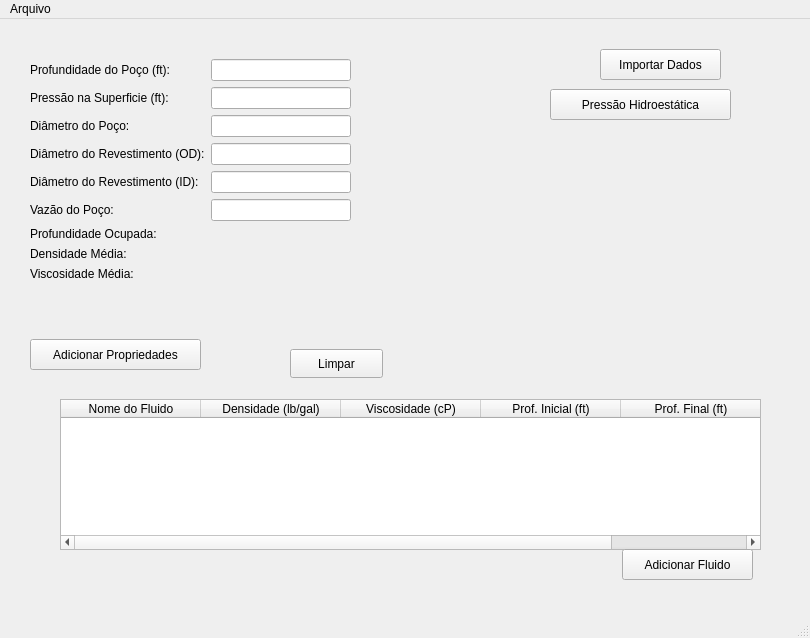
First picture: the form in src-v2/mainwindow.ui, repository ldsc/ProjetoEngenharia-SoftwareEducacionalParaAnaliseESolucaoDeProblemasEmEngenhariaDePoco, before the edit.
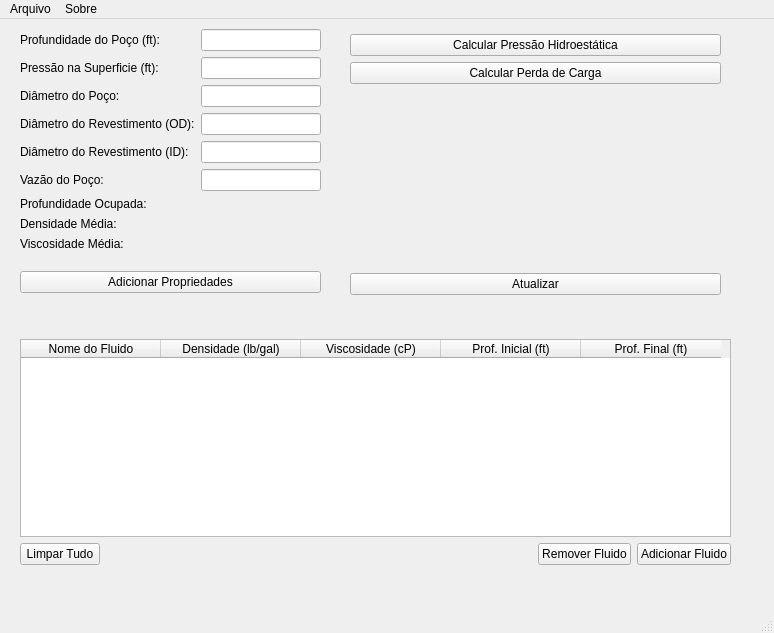
Second picture: the form after the edit.

```diff
--- a/src-v2/mainwindow.ui
+++ b/src-v2/mainwindow.ui
@@ -6,36 +6,26 @@
    <rect>
     <x>0</x>
     <y>0</y>
-    <width>810</width>
-    <height>638</height>
+    <width>774</width>
+    <height>633</height>
    </rect>
   </property>
   <property name="windowTitle">
    <string>MainWindow</string>
   </property>
   <widget class="QWidget" name="centralwidget">
-   <widget class="QPushButton" name="BntImportarDados">
+   <widget class="QWidget" name="layoutWidget">
     <property name="geometry">
      <rect>
-      <x>600</x>
-      <y>30</y>
-      <width>121</width>
-      <height>31</height>
+      <x>20</x>
+      <y>320</y>
+      <width>711</width>
+      <height>226</height>
      </rect>
     </property>
-    <property name="text">
-     <string>Importar Dados</string>
-    </property>
-   </widget>
+    <layout class="QVBoxLayout" name="verticalLayout">
+     <item>
    <widget class="QTableWidget" name="tblFluidos">
-    <property name="geometry">
-     <rect>
-      <x>60</x>
-      <y>380</y>
-      <width>701</width>
-      <height>151</height>
-     </rect>
-    </property>
     <attribute name="horizontalHeaderDefaultSectionSize">
      <number>140</number>
     </attribute>
@@ -65,28 +55,58 @@
      </property>
     </column>
    </widget>
-   <widget class="QPushButton" name="btnAdicionarPropriedades">
-    <property name="geometry">
-     <rect>
-      <x>30</x>
-      <y>320</y>
-      <width>171</width>
-      <height>31</height>
-     </rect>
-    </property>
+     </item>
+     <item>
+      <layout class="QHBoxLayout" name="horizontalLayout">
+       <item>
+        <widget class="QPushButton" name="btnLimparPropriedadesPoco">
+         <property name="text">
+          <string>Limpar Tudo</string>
+         </property>
+        </widget>
+       </item>
+       <item>
+        <spacer name="horizontalSpacer">
+         <property name="orientation">
+          <enum>Qt::Orientation::Horizontal</enum>
+         </property>
+         <property name="sizeHint" stdset="0">
+          <size>
+           <width>40</width>
+           <height>20</height>
+          </size>
+         </property>
+        </spacer>
+       </item>
+       <item>
+        <widget class="QPushButton" name="bntRemoverFluido">
     <property name="text">
-     <string>Adicionar Propriedades</string>
-    </property>
-   </widget>
-   <widget class="QWidget" name="formLayoutWidget">
+          <string>Remover Fluido</string>
+         </property>
+        </widget>
+       </item>
+       <item>
+        <widget class="QPushButton" name="btnAdicionarFluido">
+         <property name="text">
+          <string>Adicionar Fluido</string>
+         </property>
+        </widget>
+       </item>
+      </layout>
+     </item>
+    </layout>
+   </widget>
+   <widget class="QWidget" name="layoutWidget">
     <property name="geometry">
      <rect>
-      <x>30</x>
-      <y>40</y>
-      <width>321</width>
-      <height>274</height>
+      <x>20</x>
+      <y>10</y>
+      <width>301</width>
+      <height>264</height>
      </rect>
     </property>
+    <layout class="QVBoxLayout" name="verticalLayout_2">
+     <item>
     <layout class="QFormLayout" name="formLayout">
      <item row="0" column="0">
       <widget class="QLabel" name="lbnTituloProfundidadePoco">
@@ -191,45 +211,65 @@
       </widget>
      </item>
     </layout>
-   </widget>
+     </item>
+     <item>
+      <layout class="QHBoxLayout" name="horizontalLayout_2">
+       <item>
+        <widget class="QPushButton" name="btnAdicionarPropriedades">
+         <property name="text">
+          <string>Adicionar Propriedades</string>
+         </property>
+        </widget>
+       </item>
+      </layout>
+     </item>
+    </layout>
+   </widget>
+   <widget class="QWidget" name="">
+    <property name="geometry">
+     <rect>
+      <x>350</x>
+      <y>15</y>
+      <width>371</width>
+      <height>261</height>
+     </rect>
+    </property>
+    <layout class="QVBoxLayout" name="verticalLayout_3">
+     <item>
    <widget class="QPushButton" name="btnPressaoHidroesttica">
-    <property name="geometry">
-     <rect>
-      <x>550</x>
-      <y>70</y>
-      <width>181</width>
-      <height>31</height>
-     </rect>
-    </property>
     <property name="text">
-     <string>Pressão Hidroestática</string>
-    </property>
-   </widget>
-   <widget class="QPushButton" name="btnLimparPropriedadesPoco">
-    <property name="geometry">
-     <rect>
-      <x>290</x>
-      <y>330</y>
-      <width>93</width>
-      <height>29</height>
-     </rect>
-    </property>
+        <string>Calcular Pressão Hidroestática</string>
+       </property>
+      </widget>
+     </item>
+     <item>
+      <widget class="QPushButton" name="btnCalcularPerdaCarga">
     <property name="text">
-     <string>Limpar</string>
-    </property>
-   </widget>
-   <widget class="QPushButton" name="btnAdicionarFluido">
-    <property name="geometry">
-     <rect>
-      <x>622</x>
-      <y>530</y>
-      <width>131</width>
-      <height>31</height>
-     </rect>
-    </property>
+        <string>Calcular Perda de Carga</string>
+       </property>
+      </widget>
+     </item>
+     <item>
+      <spacer name="verticalSpacer">
+       <property name="orientation">
+        <enum>Qt::Orientation::Vertical</enum>
+       </property>
+       <property name="sizeHint" stdset="0">
+        <size>
+         <width>20</width>
+         <height>40</height>
+        </size>
+       </property>
+      </spacer>
+     </item>
+     <item>
+      <widget class="QPushButton" name="btnAtualizar">
     <property name="text">
-     <string>Adicionar Fluido</string>
-    </property>
+        <string>Atualizar</string>
+       </property>
+      </widget>
+     </item>
+    </layout>
    </widget>
   </widget>
   <widget class="QMenuBar" name="menubar">
@@ -237,8 +277,8 @@
     <rect>
      <x>0</x>
      <y>0</y>
-     <width>810</width>
-     <height>26</height>
+     <width>774</width>
+     <height>22</height>
     </rect>
    </property>
    <widget class="QMenu" name="menuArquivo">
@@ -247,7 +287,14 @@
     </property>
     <addaction name="actionImportar_Dados"/>
    </widget>
+   <widget class="QMenu" name="menuSobre">
+    <property name="title">
+     <string>Sobre</string>
+    </property>
+    <addaction name="actionSobre_o_Simulador"/>
+   </widget>
    <addaction name="menuArquivo"/>
+   <addaction name="menuSobre"/>
   </widget>
   <widget class="QStatusBar" name="statusbar"/>
   <action name="actionImportar_Dados">
```
Left out of the diff: 63 changed lines with no effect on the pictures. Lines whose indentation alone changed are shown as unchanged.
